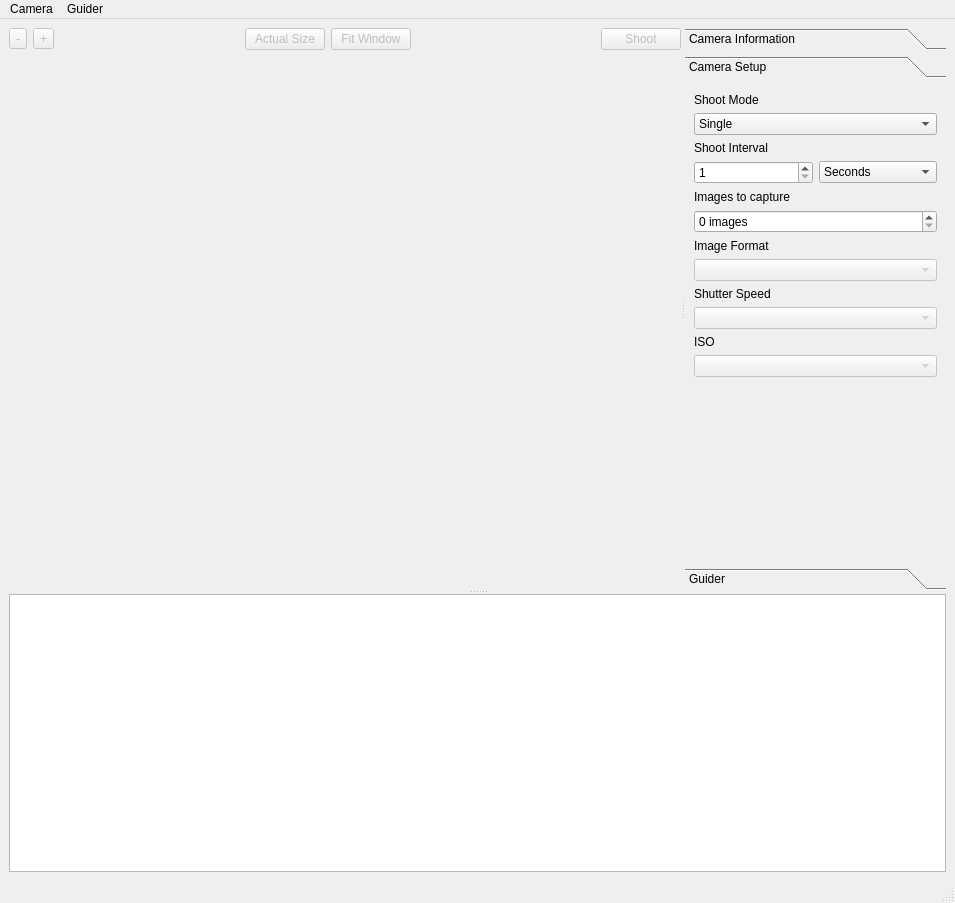
First picture: the form in dslr-qt-shooter/ui/dslr_shooter_window.ui, repository Edlward/GalaxyHunter, before the edit.
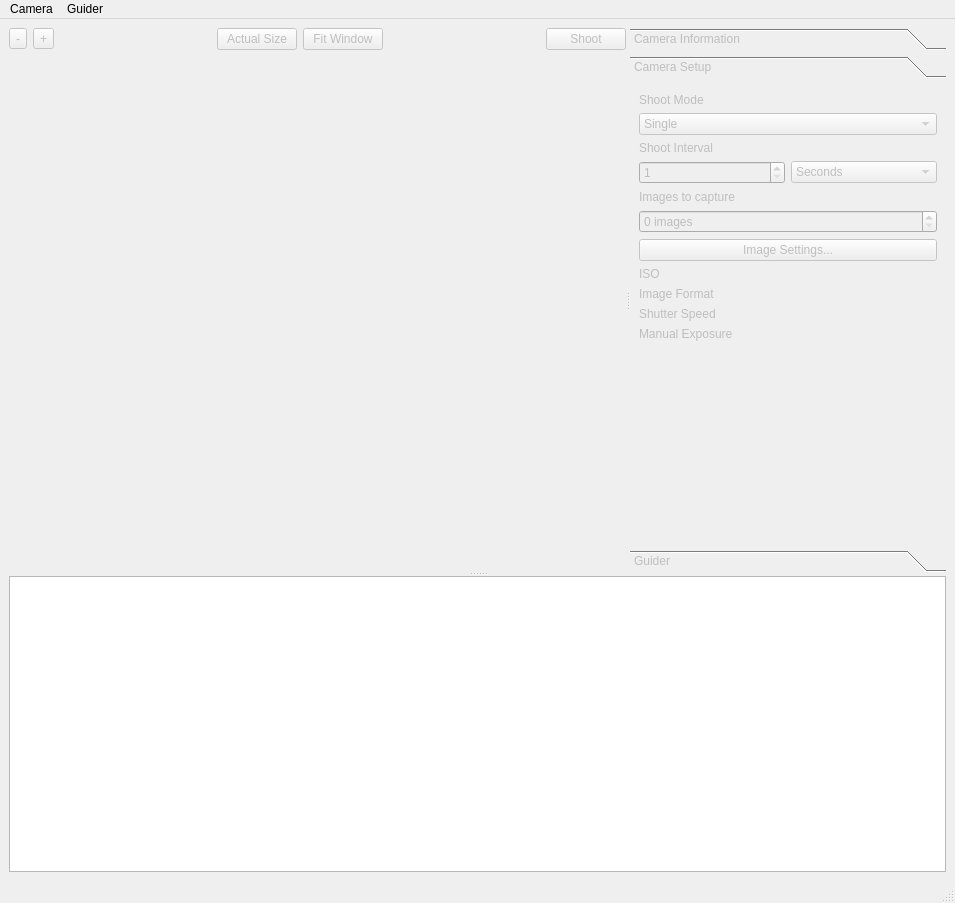
Second picture: the form after the edit. The open tabs and pages were chosen to show the change. Custom widgets are drawn as their Qt base class.

Commit message: Proper imager settings management dialog

```diff
--- a/dslr-qt-shooter/ui/dslr_shooter_window.ui
+++ b/dslr-qt-shooter/ui/dslr_shooter_window.ui
@@ -122,6 +122,9 @@
         </layout>
        </widget>
        <widget class="QToolBox" name="toolBox">
+        <property name="enabled">
+         <bool>false</bool>
+        </property>
         <property name="currentIndex">
          <number>1</number>
         </property>
@@ -172,15 +175,21 @@
          <attribute name="label">
           <string>Camera Setup</string>
          </attribute>
-         <layout class="QVBoxLayout" name="verticalLayout">
-          <item>
-           <widget class="QLabel" name="label">
-            <property name="text">
-             <string>Shoot Mode</string>
+         <layout class="QGridLayout" name="gridLayout_3">
+          <item row="11" column="0">
+           <spacer name="verticalSpacer_3">
+            <property name="orientation">
+             <enum>Qt::Vertical</enum>
             </property>
-           </widget>
+            <property name="sizeHint" stdset="0">
+             <size>
+              <width>20</width>
+              <height>3</height>
+             </size>
+            </property>
+           </spacer>
           </item>
-          <item>
+          <item row="1" column="0" colspan="2">
            <widget class="QComboBox" name="shoot_mode">
             <item>
              <property name="text">
@@ -194,16 +203,14 @@
             </item>
            </widget>
           </item>
-          <item>
-           <widget class="QLabel" name="label_2">
+          <item row="0" column="0" colspan="2">
+           <widget class="QLabel" name="label">
             <property name="text">
-             <string>Shoot Interval</string>
+             <string>Shoot Mode</string>
             </property>
            </widget>
           </item>
-          <item>
-           <layout class="QHBoxLayout" name="horizontalLayout">
-            <item>
+          <item row="3" column="0">
              <widget class="QSpinBox" name="shoot_interval">
               <property name="minimum">
                <number>1</number>
@@ -213,7 +220,14 @@
               </property>
              </widget>
             </item>
-            <item>
+          <item row="2" column="0" colspan="2">
+           <widget class="QLabel" name="label_2">
+            <property name="text">
+             <string>Shoot Interval</string>
+            </property>
+           </widget>
+          </item>
+          <item row="3" column="1">
              <widget class="QComboBox" name="shoot_interval_unit">
               <item>
                <property name="text">
@@ -232,76 +246,82 @@
               </item>
              </widget>
             </item>
-           </layout>
-          </item>
-          <item>
+          <item row="4" column="0" colspan="2">
            <widget class="QLabel" name="label_3">
             <property name="text">
              <string>Images to capture</string>
             </property>
            </widget>
           </item>
-          <item>
+          <item row="5" column="0" colspan="2">
            <widget class="QSpinBox" name="images_count">
             <property name="suffix">
              <string> images</string>
             </property>
            </widget>
           </item>
-          <item>
-           <widget class="QLabel" name="label_4">
-            <property name="text">
-             <string>Image Format</string>
-            </property>
-           </widget>
-          </item>
-          <item>
-           <widget class="QComboBox" name="imageFormat">
-            <property name="enabled">
-             <bool>false</bool>
-            </property>
-           </widget>
-          </item>
-          <item>
+          <item row="9" column="0">
            <widget class="QLabel" name="label_5">
             <property name="text">
              <string>Shutter Speed</string>
             </property>
            </widget>
           </item>
-          <item>
-           <widget class="QComboBox" name="shutterSpeed">
-            <property name="enabled">
-             <bool>false</bool>
+          <item row="6" column="0" colspan="2">
+           <widget class="QPushButton" name="imageSettings">
+            <property name="text">
+             <string>Image Settings...</string>
             </property>
            </widget>
           </item>
-          <item>
-           <widget class="QLabel" name="label_6">
+          <item row="7" column="0">
+           <widget class="QLabel" name="label_4">
             <property name="text">
              <string>ISO</string>
             </property>
            </widget>
           </item>
-          <item>
-           <widget class="QComboBox" name="iso">
-            <property name="enabled">
-             <bool>false</bool>
+          <item row="7" column="1">
+           <widget class="QLabel" name="isoLabel">
+            <property name="text">
+             <string/>
             </property>
            </widget>
           </item>
-          <item>
-           <spacer name="verticalSpacer_3">
-            <property name="orientation">
-             <enum>Qt::Vertical</enum>
+          <item row="8" column="0">
+           <widget class="QLabel" name="label_6">
+            <property name="text">
+             <string>Image Format</string>
             </property>
-            <property name="sizeHint" stdset="0">
-             <size>
-              <width>20</width>
-              <height>3</height>
-             </size>
+           </widget>
+          </item>
+          <item row="8" column="1">
+           <widget class="QLabel" name="imageFormatLabel">
+            <property name="text">
+             <string/>
             </property>
-           </spacer>
+           </widget>
+          </item>
+          <item row="9" column="1">
+           <widget class="QLabel" name="shutterSpeedLabel">
+            <property name="text">
+             <string/>
+            </property>
+           </widget>
+          </item>
+          <item row="10" column="0">
+           <widget class="QLabel" name="label_10">
+            <property name="text">
+             <string>Manual Exposure</string>
+            </property>
+           </widget>
+          </item>
+          <item row="10" column="1">
+           <widget class="QLabel" name="manualExposureLabel">
+            <property name="text">
+             <string/>
+            </property>
+           </widget>
           </item>
          </layout>
         </widget>
```
Left out of the diff: 10 changed lines with no effect on the pictures. Lines whose indentation alone changed are shown as unchanged. The commit also changes 14 other files.
